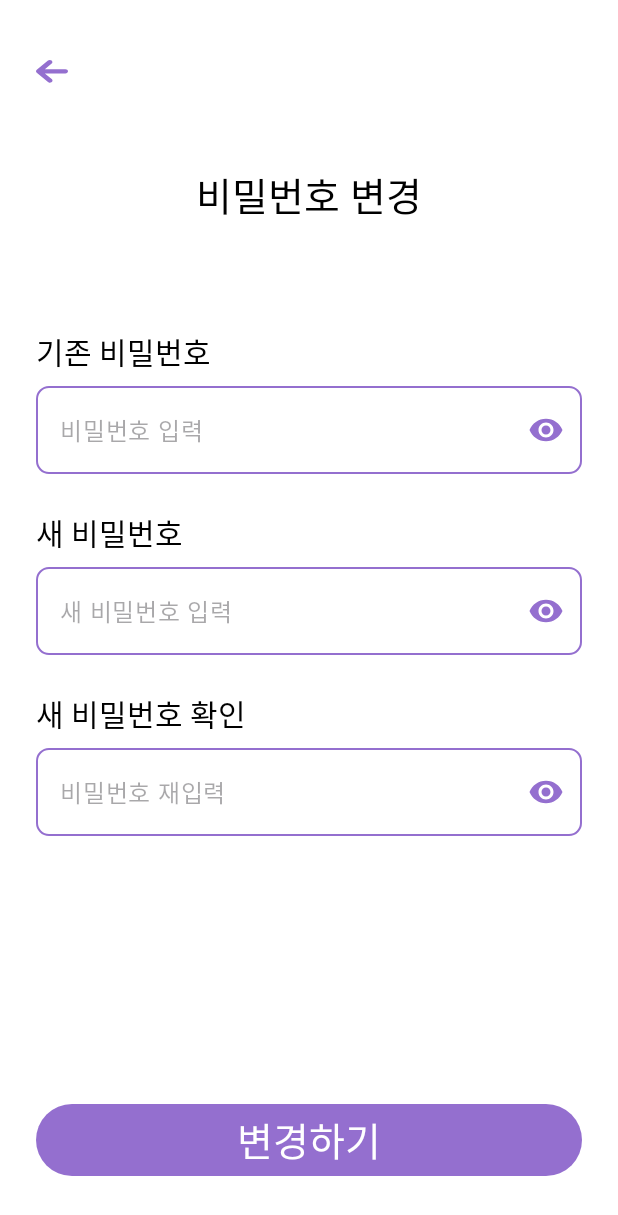
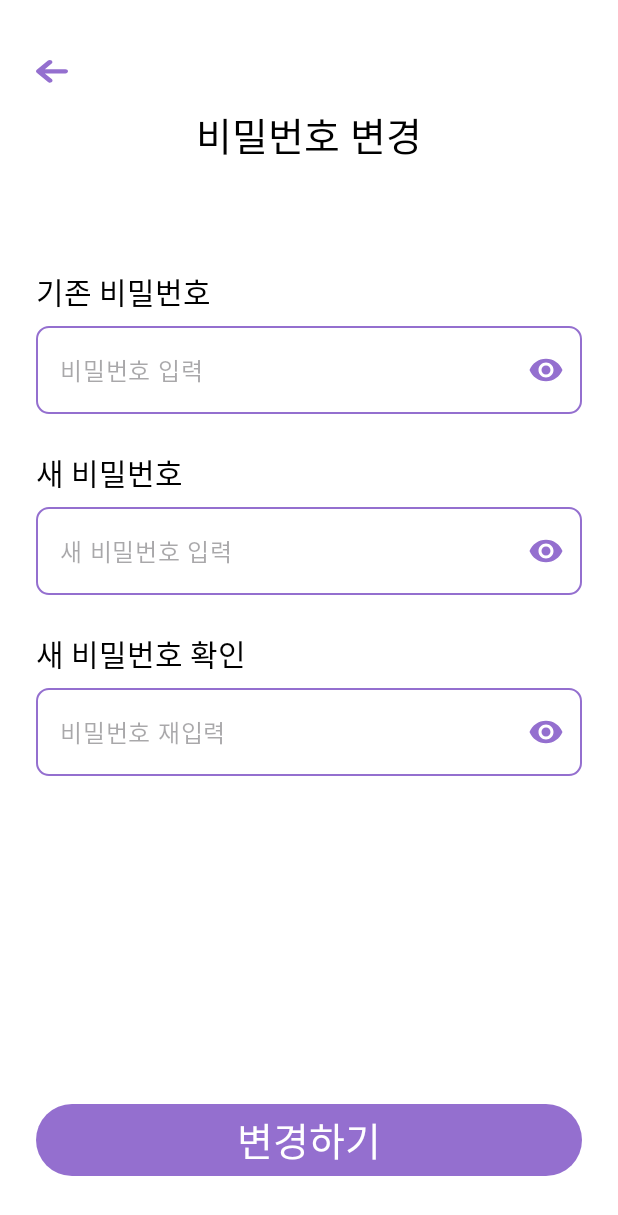
Before and after one commit to nuyhus-m/yobi, an Android app: the ChangePasswordFragment screen opened through its navigation route, on a phone screen of 412 x 824 dp. Shown: the top 1215 px of the screen. Run offline under Robolectric (Android 15) with nearby library versions, the phone set to English and light mode, and no system bars; our stand-ins replace Dagger/Hilt's generated code, navigation-ui; libraries missing offline, so code that uses them is left out: com.kizitonwose.calendar; 4 statements that could not run were skipped.

Commit message:
design: 비밀번호 변경 페이지 마진 변경

```diff
--- a/Android/app/src/main/res/layout/fragment_change_password.xml
+++ b/Android/app/src/main/res/layout/fragment_change_password.xml
@@ -3,7 +3,6 @@
     android:layout_width="match_parent"
     android:layout_height="match_parent"
     xmlns:app="http://schemas.android.com/apk/res-auto"
-    android:paddingTop="@dimen/space_40dp"
     android:paddingHorizontal="@dimen/space_24dp"
     android:paddingBottom="@dimen/space_40dp">
 
@@ -13,7 +12,8 @@
         android:layout_height="wrap_content"
         android:src="@drawable/ic_back"
         app:layout_constraintStart_toStartOf="parent"
-        app:layout_constraintTop_toTopOf="parent"/>
+        app:layout_constraintTop_toTopOf="parent"
+        android:layout_marginTop="@dimen/space_40dp"/>
 
     <TextView
         android:id="@+id/tv_title"
```
